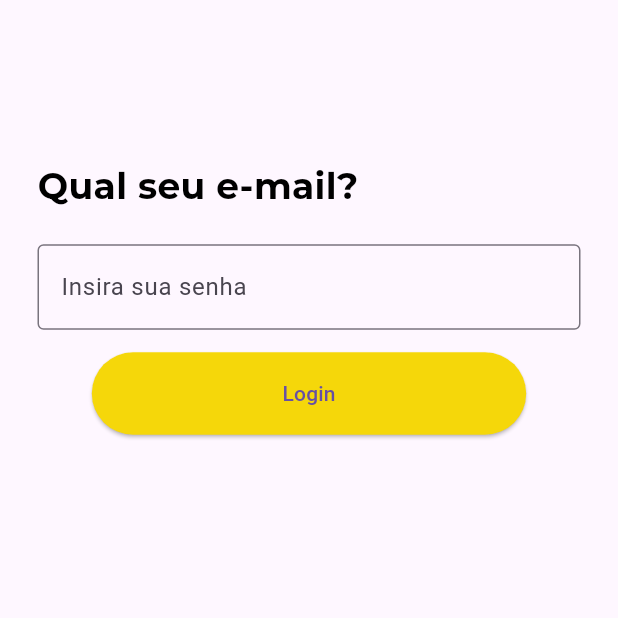
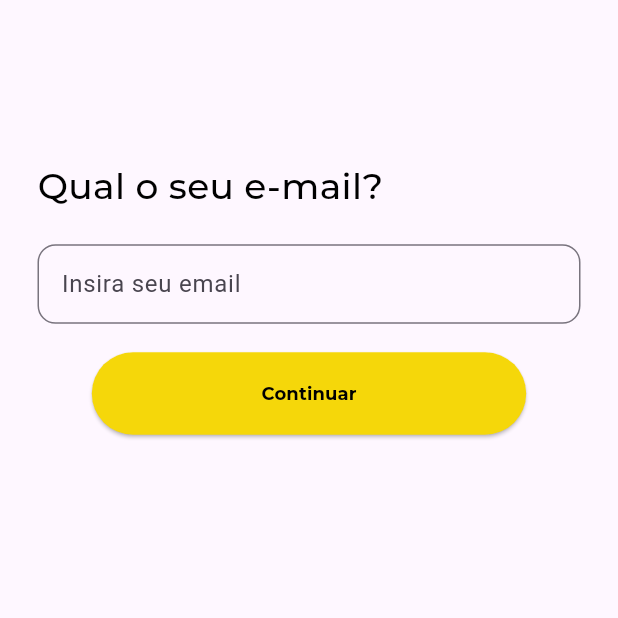
Before and after one commit to gabrielfelipo/Imperio, a Flutter app: the screen it shows after launch, on a phone screen of 412 x 824 dp, the top half of it. Run offline on Flutter 3.47's test engine with Material 3 defaults, Android fonts, the phone set to English and light mode, and no system bars; our stand-ins replace dio, flutter_modular; network calls fail; project files that could hold a hidden picture were left out.

```diff
--- a/lib/app/modules/users/domain/models/dtos/login_dto.dart
+++ b/lib/app/modules/users/domain/models/dtos/login_dto.dart
@@ -7,9 +7,9 @@ class LoginDto {
   final String authToken;
   final String refreshToken;
 
-  factory LoginDto.fromMap(Map map) => LoginDto(
-        authToken: map['authToken'],
-        refreshToken: map['refreshToken'],
+  factory LoginDto.fromMap(Map<String, dynamic> map) => LoginDto(
+        authToken: map['auth_token'],
+        refreshToken: map['refresh_token'],
       );
 
   Map<String, dynamic> toMap() => {
--- a/lib/app/modules/users/login_module.dart
+++ b/lib/app/modules/users/login_module.dart
@@ -4,6 +4,7 @@ import 'package:imperio/app/modules/users/data/repositories/login_repository_imp
 import 'package:imperio/app/modules/users/domain/repositories/login_repository.dart';
 import 'package:imperio/app/modules/users/domain/usecases/login_usecase_impl.dart';
 import 'package:imperio/app/modules/users/external/datasources/login_datasource_impl.dart';
+import 'package:imperio/app/modules/users/presentation/pages/login/login_controller.dart';
 import 'package:imperio/app/modules/users/presentation/pages/login/login_page.dart';
 
 class LoginModule extends Module {
@@ -15,6 +16,9 @@ class LoginModule extends Module {
     );
     i.addSingleton<LoginUseCaseImpl>(
       () => LoginUseCaseImpl(Modular.get<LoginRepository>()),
+    );
+    i.addSingleton<LoginController>(
+      () => LoginController(Modular.get<LoginUseCaseImpl>()),
     );
   }
 
--- a/lib/app/modules/users/presentation/pages/login/login_controller.dart
+++ b/lib/app/modules/users/presentation/pages/login/login_controller.dart
@@ -1,7 +1,24 @@
+import 'package:flutter_modular/flutter_modular.dart';
+import 'package:imperio/app/modules/shared/response/response_presentation.dart';
+import 'package:imperio/app/modules/users/domain/models/dtos/login_dto.dart';
+import 'package:imperio/app/modules/users/domain/repositories/login_repository.dart';
+import 'package:imperio/app/modules/users/domain/usecases/login_usecase.dart';
+
 class LoginController {
-  bool loading = false;
+  LoginController(this._loginUseCase);
 
-  void setLoading(bool value) {
-    loading = value;
+  final LoginUseCase _loginUseCase;
+
+  LoginDto token = LoginDto(authToken: "", refreshToken: "");
+  // final loginUseCase = Modular.get<LoginRepository>();
+
+  Future<void> postData() async {
+    ResponsePresentation response = await _loginUseCase();
+
+    if (!response.success) {
+      print(response.message);
+    } else {
+      token = response.body;
+    }
   }
 }
--- a/lib/app/modules/users/presentation/pages/login/login_page.dart
+++ b/lib/app/modules/users/presentation/pages/login/login_page.dart
@@ -1,7 +1,8 @@
 // import 'dart:nativewrappers/_internal/vm/lib/ffi_allocation_patch.dart';
 
 import 'package:flutter/material.dart';
-import 'login_controller.dart';
+import 'package:flutter_modular/flutter_modular.dart';
+import 'package:imperio/app/modules/users/presentation/pages/login/login_controller.dart';
 
 class LoginPage extends StatefulWidget {
   const LoginPage({super.key});
@@ -11,8 +12,16 @@ class LoginPage extends StatefulWidget {
 }
 
 class _LoginPageState extends State<LoginPage> {
-  final _controller = LoginController();
+  // final _controller = LoginController();
   final TextEditingController _textController = TextEditingController();
+  final controler = Modular.get<LoginController>();
+
+  @override
+  void initState() {
+    super.initState();
+    controler.postData();
+    setState(() {});
+  }
 
   @override
   void dispose() {
@@ -31,10 +40,10 @@ class _LoginPageState extends State<LoginPage> {
           children: [
             const Spacer(flex: 1),
             const Text(
-              'Qual seu e-mail?',
+              'Qual o seu e-mail?',
               style: TextStyle(
                   fontSize: 24,
-                  fontWeight: FontWeight.bold,
+                  fontWeight: FontWeight.w500,
                   fontFamily: 'Montserrat',
                   color: Color(0xFF000000)),
               textAlign: TextAlign.left,
@@ -44,12 +53,13 @@ class _LoginPageState extends State<LoginPage> {
                 height: 57,
                 child: TextField(
                   controller: _textController,
-                  decoration: const InputDecoration(
-                    border: OutlineInputBorder(),
-                    labelText: 'Insira sua senha',
+                  decoration: InputDecoration(
+                    border: OutlineInputBorder(
+                        borderRadius: BorderRadius.circular(12)),
+                    labelText: 'Insira seu email',
                   ),
-                  style: const TextStyle(fontSize: 24),
-                  textAlign: TextAlign.center,
+                  style: const TextStyle(fontSize: 14),
+                  textAlign: TextAlign.left,
                 )),
             const SizedBox(height: 15),
             FractionallySizedBox(
@@ -61,10 +71,21 @@ class _LoginPageState extends State<LoginPage> {
                   style: ElevatedButton.styleFrom(
                       backgroundColor: const Color(0xFFF5D70A)),
                   onPressed: () {
+                    controler.postData();
                     String username = _textController.text;
-                    print('username: $username');
+                    print('email: $username');
+                    print('AuthToken: ${controler.token.authToken}');
+                    print('RefreshToken: ${controler.token.refreshToken}');
                   },
-                  child: const Text('Login'),
+                  child: const Text(
+                    'Continuar',
+                    style: TextStyle(
+                      fontSize: 12,
+                      fontFamily: 'Montserrat',
+                      fontWeight: FontWeight.bold,
+                      color: Colors.black,
+                    ),
+                  ),
                 ),
               ),
             ),
```
Also changed, not shown: lib/app/modules/users/external/datasources/login_datasource_impl.dart (+4 -5 lines), pubspec.yaml (+9 -38 lines), lib/fonts/Montserrat-Bold.ttf (added), lib/fonts/Montserrat-Italic-VariableFont_wght.ttf (deleted), lib/fonts/Montserrat-Medium.ttf (added), lib/fonts/Montserrat-Regular.ttf (added), lib/fonts/Montserrat-SemiBold.ttf (added), lib/fonts/Montserrat-VariableFont_wght.ttf (deleted).
